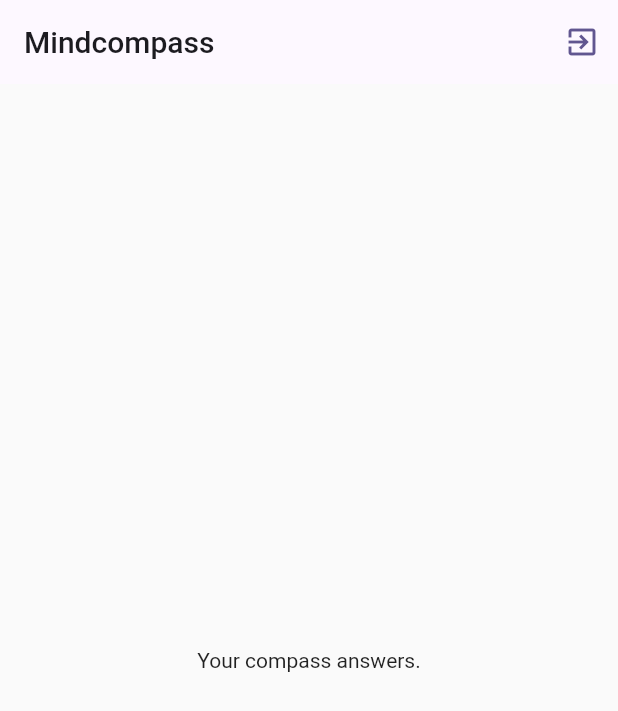
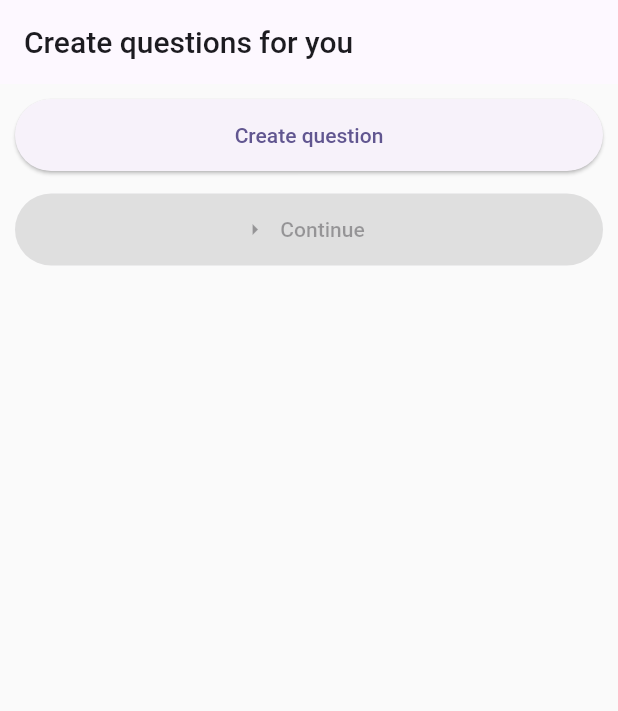
Before and after one commit to dffefff/mindcompass, a Flutter app: the screen it shows once a user with an empty profile is signed in, on a phone screen of 412 x 824 dp. Shown: the top 711 px of the screen. Run offline on Flutter 3.47's test engine with Material 2 defaults, Android fonts, the phone set to English and light mode, and no system bars; our stand-ins replace cloud_firestore, firebase_auth, firebase_core, firebase_storage, image_picker; accounts and stored records are empty.

Commit message:
added creating qustions form for new user and save it in firestore

```diff
--- a/lib/main.dart
+++ b/lib/main.dart
@@ -1,4 +1,5 @@
 import 'package:mindcompass/screens/auth.dart';
+import 'package:mindcompass/screens/formQuestionList.dart';
 import 'package:mindcompass/screens/home.dart';
 import 'package:mindcompass/screens/splash.dart';
 import 'package:firebase_auth/firebase_auth.dart';
@@ -34,7 +35,13 @@
           }
 
           if (snapshot.hasData) {
-            return const HomeScreen();
+            final user = FirebaseAuth.instance.currentUser;
+            if (user != null &&
+                user.metadata.creationTime == user.metadata.lastSignInTime) {
+              return const FormQuestionListScreen(); // Show NewUserScreen for new users
+            } else {
+              return const HomeScreen(); // Show HomeScreen for returning users
+            }
           }
 
           return const AuthScreen();
--- /dev/null
+++ b/lib/screens/formQuestionList.dart
@@ -0,0 +1,135 @@
+import 'package:cloud_firestore/cloud_firestore.dart';
+import 'package:firebase_auth/firebase_auth.dart';
+import 'package:flutter/material.dart';
+import 'package:mindcompass/screens/home.dart';
+
+class FormQuestionListScreen extends StatefulWidget {
+  const FormQuestionListScreen({super.key});
+
+  @override
+  State<FormQuestionListScreen> createState() => _FormQuestionListScreenState();
+}
+
+class _FormQuestionListScreenState extends State<FormQuestionListScreen> {
+  List<TextEditingController> controllers = [];
+  List<String> textList = [];
+  bool canContinue = false;
+
+  void updateContinueButtonState() {
+    int nonEmptyFields = textList.where((text) => text.isNotEmpty).length;
+    setState(() {
+      canContinue = nonEmptyFields >= 3;
+    });
+  }
+
+  void _submitQuestionForm() async {
+    if (textList.isEmpty) {
+      return;
+    }
+
+    final user = FirebaseAuth.instance.currentUser!;
+
+    try {
+      final docRef =
+          await FirebaseFirestore.instance.collection('questions').add({
+        'questions': textList,
+        'createdAt': Timestamp.now(),
+        'userId': user.uid,
+      });
+
+      if (docRef.id.isNotEmpty) {
+        // Data added successfully
+        Navigator.pushReplacement(
+          context,
+          MaterialPageRoute(
+            builder: (ctx) => const HomeScreen(),
+          ),
+        );
+      } else {
+        // Handle the case where data was not added successfully
+        print('Data was not added to Firestore');
+      }
+    } catch (e) {
+      // Handle any Firestore errors
+      print('Error adding data to Firestore: $e');
+    }
+  }
+
+  List<Widget> _buildTextFields() {
+    List<Widget> fields = [];
+    for (int index = 0; index < controllers.length; index++) {
+      fields.add(
+        Padding(
+          padding: const EdgeInsets.all(8.0),
+          child: Row(
+            children: [
+              Text('${index + 1}.'),
+              const SizedBox(width: 10),
+              Expanded(
+                child: TextField(
+                  controller: controllers[index],
+                  onChanged: (value) {
+                    setState(() {
+                      textList[index] = value;
+                      updateContinueButtonState();
+                    });
+                  },
+                  decoration: const InputDecoration(
+                    hintText: 'Enter text',
+                  ),
+                ),
+              ),
+            ],
+          ),
+        ),
+      );
+    }
+    return fields;
+  }
+
+  @override
+  Widget build(BuildContext context) {
+    return Scaffold(
+      appBar: AppBar(
+        title: const Text("Create questions for you"),
+      ),
+      body: ListView(
+        padding: const EdgeInsets.all(10),
+        children: [
+          Column(
+            children: [
+              ElevatedButton(
+                style: ElevatedButton.styleFrom(
+                  minimumSize:
+                      const Size(double.infinity, 48), // Full width button
+                ),
+                onPressed: () {
+                  if (controllers.length < 8 &&
+                      (controllers.isEmpty || textList.last.isNotEmpty)) {
+                    setState(() {
+                      controllers.add(TextEditingController());
+                      textList.add('');
+                    });
+                  }
+                },
+                child: const Text('Create question'),
+              ),
+              ..._buildTextFields(),
+              const SizedBox(
+                height: 15,
+              ),
+              ElevatedButton.icon(
+                onPressed: canContinue ? _submitQuestionForm : null,
+                label: const Text('Continue'),
+                icon: const Icon(Icons.arrow_right),
+                style: ElevatedButton.styleFrom(
+                  minimumSize: const Size(double.infinity, 48),
+                ),
+              ),
+            ],
+          ),
+        ],
+      ),
+    );
+  }
+}
```
Also changed, not shown: 4 other files.
